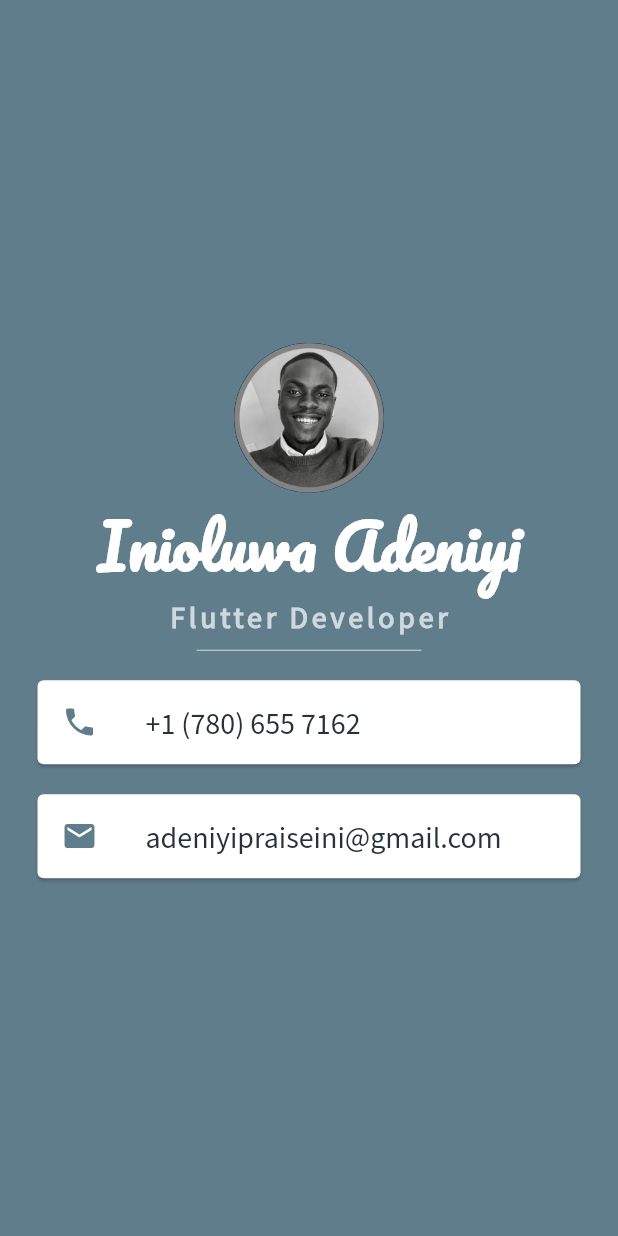
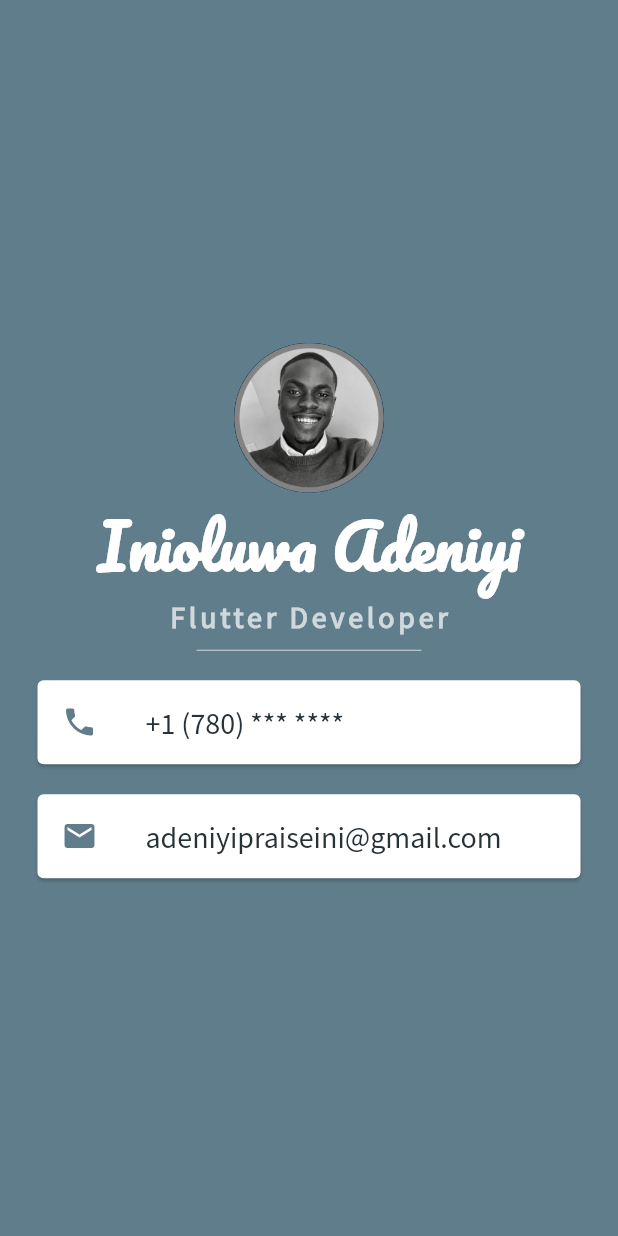
Before and after one commit to iDeniyi/LearningFlutterDevelopment, a Flutter app: the screen it shows after launch, on a phone screen of 412 x 824 dp. Run offline on Flutter 3.47's test engine with Material 2 defaults, Android fonts, the phone set to English and light mode, and no system bars.

Commit message:
Update main.dart

```diff
--- a/lib/main.dart
+++ b/lib/main.dart
@@ -45,7 +45,7 @@ class MyApp extends StatelessWidget {
                     Icons.phone,
                     color: Colors.blueGrey,
                   ),
-                  title: Text('+1 (780) 655 7162',
+                  title: Text('+1 (780) *** ****',
                       style: TextStyle(
                         color: Colors.blueGrey[900],
                         fontFamily: 'SourceSansPro',
```
